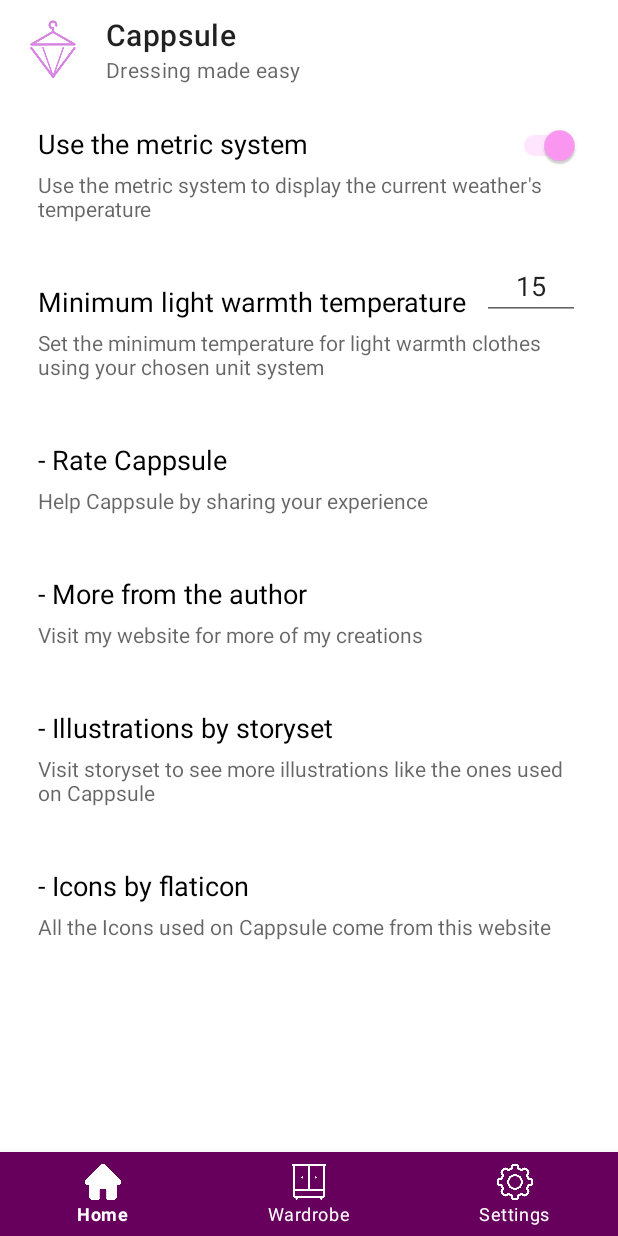
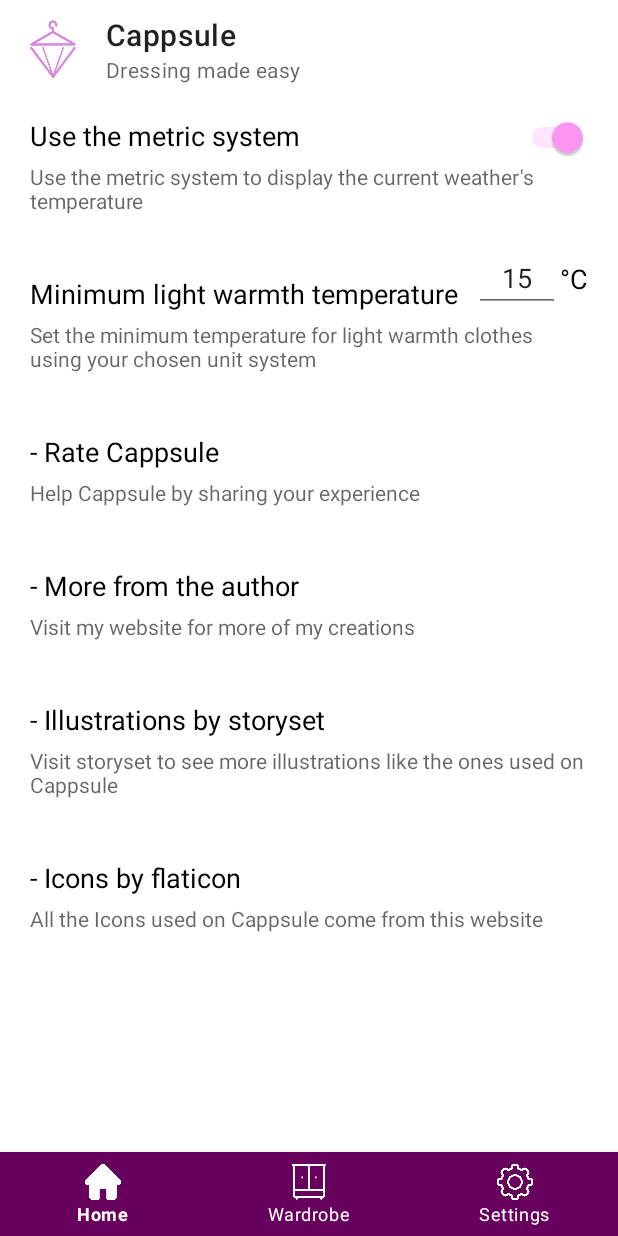
Before and after one commit to ModernMalick/CappsuleAndroid, an Android app: the fragment Settings placed in its activity, on a phone screen of 412 x 824 dp. Run offline under Robolectric (Android 15) with nearby library versions, the phone set to English and light mode, and no system bars; 1 statement that could not run was skipped.

Commit message:
Simplification - Done

```diff
--- a/app/src/main/java/com/example/cappsule/fragment/Settings.kt
+++ b/app/src/main/java/com/example/cappsule/fragment/Settings.kt
@@ -22,6 +22,7 @@ class Settings : Fragment() {
     private lateinit var sharedPreferences: SharedPreferences
     private var prefWeatherMinLightTemp: Int = 0
     private lateinit var minTempText: EditText
+    private lateinit var unit: TextView
 
     override fun onCreateView(
         inflater: LayoutInflater, container: ViewGroup?,
@@ -51,9 +52,11 @@ class Settings : Fragment() {
             val intent = Intent(Intent.ACTION_VIEW, webpage)
             requireActivity().startActivity(intent)
         }
+        unit = view.findViewById(R.id.settingsUnit)
 
         if(!sharedPreferences.contains("weather_unit")){
             sharedPreferences.edit().putBoolean("weather_unit", true).apply()
+            unit.text = "°C"
         }
 
         if(!sharedPreferences.contains("min_temp")){
@@ -61,6 +64,13 @@ class Settings : Fragment() {
         }
 
         val prefWeatherUnitMetricStatus = sharedPreferences.getBoolean("weather_unit", true)
+
+        if(!prefWeatherUnitMetricStatus){
+            unit.text = "°F"
+        } else {
+            unit.text = "°C"
+        }
+
         prefWeatherMinLightTemp = sharedPreferences.getString("min_temp", "0")?.toInt() ?: 0
 
         val switch = view.findViewById<Switch>(R.id.metricSwitch)
@@ -69,6 +79,11 @@ class Settings : Fragment() {
 
         switch.setOnCheckedChangeListener { _: CompoundButton?, isChecked: Boolean ->
             sharedPreferences.edit().putBoolean("weather_unit", isChecked).apply()
+            if(isChecked){
+                unit.text = "°C"
+            } else {
+                unit.text = "°F"
+            }
         }
 
         minTempText = view.findViewById(R.id.minTemp)
--- a/app/src/main/res/layout/fragment_settings.xml
+++ b/app/src/main/res/layout/fragment_settings.xml
@@ -6,7 +6,7 @@
              tools:context=".fragment.Settings">
     <androidx.constraintlayout.widget.ConstraintLayout
         android:layout_width="match_parent"
-        android:layout_height="match_parent" android:layout_margin="25dp">
+        android:layout_height="match_parent" android:layout_margin="20dp">
 
         <TextView
             android:id="@+id/textView"
@@ -52,8 +52,19 @@
             android:layout_marginBottom="5dp" android:autofillHints="@string/min_temp_summary"
             android:ems="10" android:hint="@string/minTempValue"
             android:inputType="numberSigned" android:textAlignment="center"
-            app:layout_constraintBottom_toTopOf="@+id/textView6" app:layout_constraintEnd_toEndOf="parent"
-            app:layout_constraintStart_toEndOf="@+id/textView3" app:layout_constraintTop_toBottomOf="@+id/textView2"/>
+            app:layout_constraintBottom_toTopOf="@+id/textView6"
+            app:layout_constraintEnd_toStartOf="@+id/settingsUnit" app:layout_constraintStart_toEndOf="@+id/textView3"
+            app:layout_constraintTop_toBottomOf="@+id/textView2"/>
+        <TextView
+            android:id="@+id/settingsUnit"
+            android:layout_width="wrap_content"
+            android:layout_height="0dp" android:layout_marginTop="20dp"
+            android:layout_marginBottom="5dp"
+            android:gravity="center"
+            android:textAppearance="@style/TextAppearance.AppCompat.Medium"
+            android:textColor="?attr/colorOnBackground" app:layout_constraintBottom_toTopOf="@+id/textView6"
+            app:layout_constraintEnd_toEndOf="parent"
+            app:layout_constraintStart_toEndOf="@+id/minTemp" app:layout_constraintTop_toBottomOf="@+id/textView2"/>
         <TextView
             android:id="@+id/rate"
             android:layout_width="wrap_content"
```
